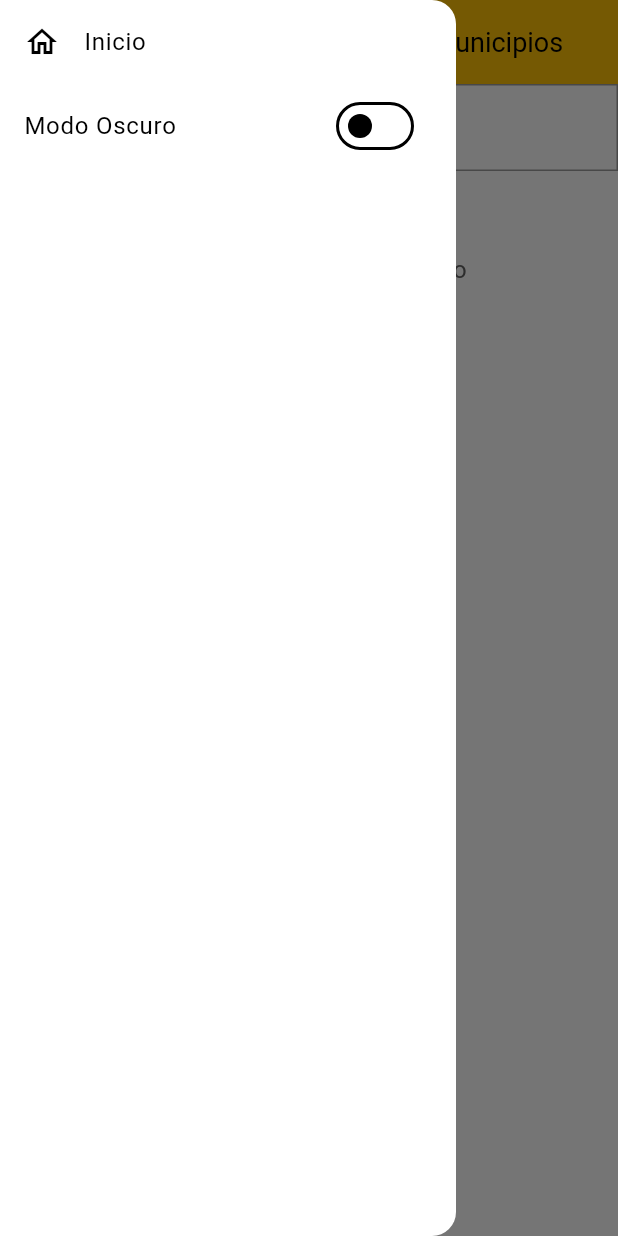
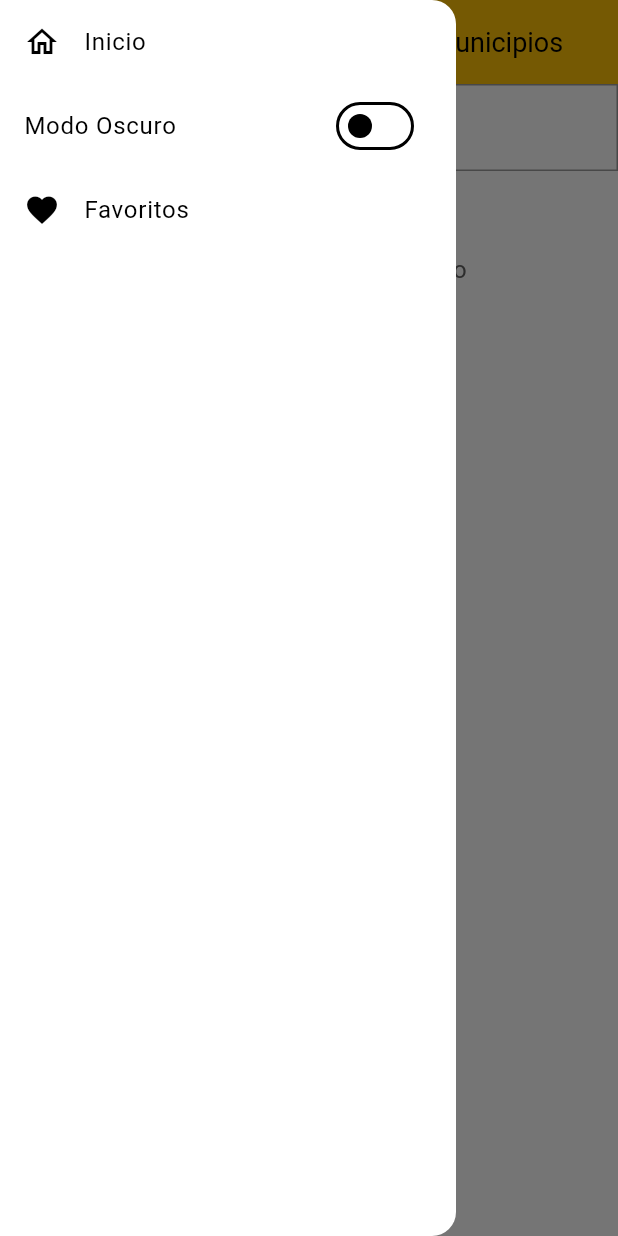
Before and after one commit to alex500tec/smnmainn, a Flutter app: the screen it shows after launch, in the side drawer, after a tap on "Buscar municipio", on a phone screen of 412 x 824 dp. Run offline on Flutter 3.47's test engine with Material 3 defaults, Android fonts, the phone set to English and light mode, and no system bars; our stand-ins replace diacritic, geocoding, geolocator, shared_preferences, weather_icons.

Commit message:
Primer commit - proyecto Flutter

```diff
--- a/lib/MainApp.dart
+++ b/lib/MainApp.dart
@@ -7,6 +7,8 @@ import 'package:smn/providers/provider_lista_municipios.dart';
 import 'package:smn/providers/provider_municipio.dart';
 import 'package:smn/providers/provider_pronosticos.dart';
 import 'package:smn/providers/provider_tema.dart';
+import 'package:smn/pages/pagina_favoritos.dart';
+
 
 final GlobalKey<NavigatorState> navigatorKey = GlobalKey<NavigatorState>();
 
@@ -98,6 +100,9 @@ class MainApp extends StatelessWidget {
             themeMode: tema.temaActual,
             debugShowCheckedModeBanner: false,
             home: PaginaInicial(),
+            routes: {
+  '/favoritos': (context) => PaginaFavoritos(),
+},
           );
         });
       }),
--- a/lib/pages/pagina_inicial.dart
+++ b/lib/pages/pagina_inicial.dart
@@ -167,13 +167,30 @@ class _PaginaInicialState extends State<PaginaInicial> {
                   title: Text('Modo Oscuro'),
                   value: tema.esOscuro,
                   onChanged: (value) => tema.cambiaTema(value),
-                )
+                ),
+                ListTile(
+  leading: Icon(Icons.favorite),
+  title: Text("Favoritos"),
+  onTap: () {
+    Navigator.pushNamed(context, '/favoritos');
+  },
+),
               ],
             )
           ],
         ),
       ),
       appBar: AppBar(
+  leading: Builder(
+    builder: (BuildContext context) {
+      return IconButton(
+        icon: const Icon(Icons.menu),
+        onPressed: () {
+          Scaffold.of(context).openDrawer();
+        },
+      );
+    },
+  ),
   actions: [
     Consumer<ProviderMunicipio>(builder: (contexto, proveedor, child) {
       final esFavorito =
@@ -207,6 +224,7 @@ class _PaginaInicialState extends State<PaginaInicial> {
     style: TextStyle(fontSize: 18),
   ),
 ),
+
       body:
 /*
       !_isGPSEnabled?
--- a/lib/utils/firebase_api.dart
+++ b/lib/utils/firebase_api.dart
@@ -1,3 +1,4 @@
+/*
 import 'dart:convert';
 
 import 'package:firebase_core/firebase_core.dart';
@@ -107,3 +108,4 @@ class FirebaseApi {
     );
   }
 }
+*/
--- a/pubspec.yaml
+++ b/pubspec.yaml
@@ -8,9 +8,6 @@ environment:
 
 dependencies:
   diacritic: ^0.1.6
-
-  firebase_core: 3.13.0
-  firebase_messaging: 15.2.5
 
   flutter_local_notifications: 19.2.1
 
```
Also changed, not shown: lib/main.dart (+5 -2 lines), lib/pages/pagina_favoritos.dart (added, +64 -0 lines), lib/pages/vista_pronosticos.dart (added, +25 -0 lines), pubspec.lock, 7 other files. Lines whose indentation alone changed are shown as unchanged.
